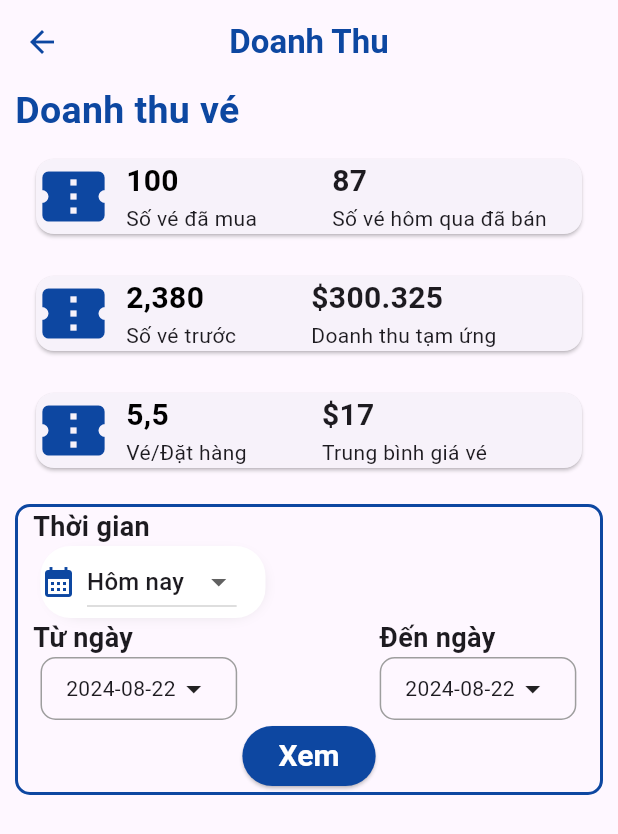
After one commit to Nhandeptrai0707/ProjectQuanLiDoanhThu, a Flutter app: the DoanhThu screen opened directly, on a phone screen of 412 x 824 dp. The commit adds this screen. Shown: the top 834 px of the screen. Run offline on Flutter 3.47's test engine with Material 3 defaults, Android fonts, the phone set to English and light mode, and no system bars; our stand-ins replace fl_chart.

Commit message:
app đã xong 1

```diff
--- /dev/null
+++ b/lib/DoanhThu.dart
@@ -0,0 +1,257 @@
+import 'package:appquanli/TheDoanhThu.dart';
+import 'package:appquanli/trangthongke.dart';
+import 'package:flutter/cupertino.dart';
+import 'package:flutter/material.dart';
+import 'chart.dart';
+
+class DoanhThu extends StatefulWidget {
+  const DoanhThu({super.key});
+
+  @override
+  State<DoanhThu> createState() => _DoanhThuState();
+}
+
+class _DoanhThuState extends State<DoanhThu> {
+  DateTime _startDate = DateTime.now();
+  DateTime _endDate = DateTime.now();
+  String _selectedTime = 'Hôm nay';
+  List<String> _timeOptions = ['Hôm nay', 'Hôm qua', 'Tuần này', 'Tháng này'];
+
+  Future<void> _selectDate(BuildContext context, bool isStartDate) async {
+    final DateTime? picked = await showDatePicker(
+      context: context,
+      initialDate: isStartDate ? _startDate : _endDate,
+      firstDate: DateTime(2000),
+      lastDate: DateTime(2101),
+    );
+    if (picked != null) {
+      setState(() {
+        if (isStartDate) {
+          _startDate = picked;
+        } else {
+          _endDate = picked;
+        }
+      });
+    }
+  }
+
+  @override
+  Widget build(BuildContext context) {
+    return Scaffold(
+      appBar: AppBar(
+        leading: IconButton(
+          icon: Icon(
+            Icons.arrow_back,
+            color: Colors.blue.shade900,
+          ),
+          onPressed: () {
+            Navigator.pushReplacement(context, MaterialPageRoute(builder: (context)=>TrangThongKe()));
+          },
+        ),
+        centerTitle: true,
+        title: Text(
+          'Doanh Thu',
+          style: TextStyle(
+              color: Colors.blue.shade900, fontWeight: FontWeight.bold),
+        ),
+      ),
+      body: SafeArea(
+        child: SingleChildScrollView(
+          child: Column(
+            children: [
+              Padding(
+                padding: EdgeInsets.only(left: 10),
+                child: Align(
+                  alignment: Alignment.centerLeft,
+                  child: Text(
+                    "Doanh thu vé",
+                    style: TextStyle(
+                        color: Colors.blue.shade900,
+                        fontWeight: FontWeight.bold,
+                        fontSize: 25),
+                  ),
+                ),
+              ),
+              Container(
+                child: Column(children: [
+                  TheDoanhThu(
+                    somot: 100.toString(),
+                    sohai: 87.toString(),
+                    noidung1: 'Số vé đã mua',
+                    noidung2: 'Số vé hôm qua đã bán',
+                  ),
+                  TheDoanhThu(
+                    somot: '2,380',
+                    sohai: "\$300.325",
+                    noidung1: 'Số vé trước',
+                    noidung2: 'Doanh thu tạm ứng',
+                  ),
+                  TheDoanhThu(
+                    somot: '5,5',
+                    sohai: '\$17',
+                    noidung1: 'Vé/Đặt hàng',
+                    noidung2: 'Trung bình giá vé',
+                  ),
+                ]),
+              ),
+              Padding(
+                padding: EdgeInsets.all(10),
+                child: Container(
+                  decoration: BoxDecoration(
+                      border: Border.all(color: Colors.blue.shade900, width: 2),
+                      borderRadius: BorderRadius.circular(10)),
+                  child: Column(
+                    children: [
+                      Padding(
+                        padding: EdgeInsets.only(left: 10),
+                        child: Align(
+                          child: Text(
+                            'Thời gian',
+                            style: TextStyle(
+                                fontSize: 18, fontWeight: FontWeight.bold),
+                          ),
+                          alignment: Alignment.centerLeft,
+                        ),
+                      ),
+                      Padding(
+                        padding: EdgeInsets.only(left: 15),
+                        child: Align(
+                          alignment: Alignment.centerLeft,
+                          child: Container(
+                            width: 150,
+                            decoration: BoxDecoration(
+                                color: Colors.white,
+                                borderRadius: BorderRadius.circular(20),
+                                boxShadow: [
+                                  BoxShadow(
+                                    color: Colors.grey.withOpacity(0.4),
+                                    spreadRadius: -5,
+                                    blurRadius: 8,
+                                    offset: Offset(2, 2),
+                                  )
+                                ]),
+                            child: Row(
+                              children: [
+                                Icon(Icons.calendar_month,
+                                    color: Colors.blue.shade900),
+                                SizedBox(width: 7),
+                                DropdownButton<String>(
+                                  value: _selectedTime,
+                                  items: _timeOptions
+                                      .map((option) => DropdownMenuItem<String>(
+                                            value: option,
+                                            child: Text(option),
+                                          ))
+                                      .toList(),
+                                  onChanged: (value) {
+                                    setState(() {
+                                      _selectedTime = value!;
+                                    });
+                                  },
+                                ),
+                              ],
+                            ),
+                          ),
+                        ),
+                      ),
+                      Row(
+                        children: [
+                          Padding(
+                            padding: EdgeInsets.only(left: 10),
+                            child: Column(
+                              children: [
+                                Align(
+                                  child: Text(
+                                    'Từ ngày',
+                                    style: TextStyle(
+                                        fontSize: 18,
+                                        fontWeight: FontWeight.bold),
+                                  ),
+                                  alignment: Alignment.centerLeft,
+                                ),
+                                Padding(
+                                  padding: EdgeInsets.only(left: 5),
+                                  child: Align(
+                                    alignment: Alignment.centerLeft,
+                                    child: GestureDetector(
+                                      onTap: () => _selectDate(context, true),
+                                      child: Container(
+                                        padding: EdgeInsets.symmetric(
+                                            vertical: 8, horizontal: 16),
+                                        decoration: BoxDecoration(
+                                            border:
+                                                Border.all(color: Colors.grey),
+                                            borderRadius:
+                                                BorderRadius.circular(10)),
+                                        child: Row(children: [
+                                          Text('${_startDate.toLocal()}'
+                                              .split(' ')[0]),
+                                          Icon(Icons.arrow_drop_down)
+                                        ]),
+                                      ),
+                                    ),
+                                  ),
+                                )
+                              ],
+                              crossAxisAlignment: CrossAxisAlignment.start,
+                            ),
+                          ),
+                          SizedBox(width: 95,),
+                          Column(
+                            children: [
+                              Align(
+                                child: Text(
+                                  'Đến ngày',
+                                  style: TextStyle(
+                                      fontSize: 18,
+                                      fontWeight: FontWeight.bold),
+                                ),
+                                alignment: Alignment.centerLeft,
+                              ),
+                              Align(
+                                alignment: Alignment.centerRight,
+                                child: GestureDetector(
+                                  onTap: () => _selectDate(context, false),
+                                  child: Container(
+                                    padding: EdgeInsets.symmetric(
+                                        vertical: 8, horizontal: 16),
+                                    decoration: BoxDecoration(
+                                      border: Border.all(
+                                        color: Colors.grey,
+                                      ),
+                                      borderRadius: BorderRadius.circular(10),
+                                    ),
+                                    child: Row(
+                                      children:[ Text(
+                                        "${_endDate.toLocal()}".split(' ')[0],
+                                      ),
+                                        Icon(Icons.arrow_drop_down),
+                                      ]
+                                    ),
+                                  ),
+                                ),
+                              )
+                            ],
+                            crossAxisAlignment: CrossAxisAlignment.start,
+                          ),
+                        ],
+                      ),
+                      ElevatedButton(
+                          onPressed: (){},
+                          child: Text('Xem',style: TextStyle(fontSize: 20,color: Colors.white,fontWeight: FontWeight.bold),),
+                          style: ElevatedButton.styleFrom(
+                            primary: Colors.blue.shade900,
+                            onPrimary: Colors.white
+                          ),
+                      ),
+                    ],
+                  ),
+                ),
+              ),
+            ],
+          ),
+        ),
+      ),
+    );
+  }
+}
--- a/lib/ManHinh31.dart
+++ b/lib/ManHinh31.dart
@@ -62,9 +62,7 @@ Widget build(BuildContext context) {
                     );
                   }).toList(),
                   onChanged: (String? newValue) {
-                    setState() {
                       _selectedValue = newValue;
-                    };
                   },
                   validator: (value) {
                     if (value == null) {
@@ -92,9 +90,7 @@ Widget build(BuildContext context) {
                     );
                   }).toList(),
                   onChanged: (String? newValue) {
-                    setState() {
                       _selectedValue = newValue;
-                    };
                   },
                   validator: (value) {
                     if (value == null) {
@@ -122,9 +118,7 @@ Widget build(BuildContext context) {
                     );
                   }).toList(),
                   onChanged: (String? newValue) {
-                    setState() {
                       _selectedValue = newValue;
-                    };
                   },
                   validator: (value) {
                     if (value == null) {
--- /dev/null
+++ b/lib/TheDoanhThu.dart
@@ -0,0 +1,45 @@
+import 'package:flutter/cupertino.dart';
+import 'package:flutter/material.dart';
+class TheDoanhThu extends StatelessWidget {
+  final String somot;
+  final String sohai;
+  final String noidung1;
+  final String noidung2;
+  TheDoanhThu({
+    required this.somot,
+    required this.sohai,
+    required this.noidung1,
+    required this.noidung2,
+  });
+  @override
+  Widget build(BuildContext context) {
+    return Container(
+      child: Padding(
+        padding: EdgeInsets.only(left: 20,right: 20,top: 10,bottom: 10),
+        child: Card(
+          child: Row(
+            children: [
+              Icon(Icons.confirmation_number,color: Colors.blue.shade900,size: 50),
+              Padding(padding: EdgeInsets.symmetric(horizontal: 5)),
+              Column(
+                crossAxisAlignment: CrossAxisAlignment.start,
+                  children: [
+                    Text(somot,style: TextStyle(fontSize: 20,fontWeight: FontWeight.bold,color: Colors.black),),
+                    Text(noidung1)
+                  ],
+              ),
+              Padding(padding: EdgeInsets.symmetric(horizontal: 25)),
+              Column(
+                crossAxisAlignment: CrossAxisAlignment.start,
+                  children: [
+                    Text(sohai,style: TextStyle(fontSize: 20,fontWeight: FontWeight.bold),),
+                    Text(noidung2),
+                  ],
+              ),
+            ],
+          ),
+        ),
+      ),
+    );
+  }
+}
--- a/lib/gioithieu.dart
+++ b/lib/gioithieu.dart
@@ -36,7 +36,7 @@ class _GioiThieuState extends State<GioiThieu> {
                 style: TextStyle(
                   fontSize: 25,
                   fontWeight: FontWeight.bold,
-                  color: Colors.blue,
+                  color: Colors.blue.shade900,
                 ),
                 textAlign: TextAlign.center,
               ),
--- a/lib/trangthongke.dart
+++ b/lib/trangthongke.dart
@@ -1,7 +1,6 @@
-import 'dart:ffi';
 
+import 'package:appquanli/DoanhThu.dart';
 import 'package:appquanli/ListThongBao.dart';
-import 'package:fl_chart/fl_chart.dart';
 import 'package:flutter/cupertino.dart';
 import 'package:flutter/material.dart';
 import 'chart.dart';
@@ -48,7 +47,9 @@ class _StateTrangThongKe extends State<TrangThongKe> {
                               color: Colors.white,
                             )),
                         IconButton(
-                            onPressed: () {},
+                            onPressed: () {
+                              Navigator.of(context).pop();
+                            },
                             icon: Icon(
                               Icons.arrow_forward,
                               color: Colors.white,
@@ -83,6 +84,7 @@ class _StateTrangThongKe extends State<TrangThongKe> {
                                   _isSelected[i] = false;
                                 }
                               }
+                              Navigator.pushReplacement(context, MaterialPageRoute(builder: (context)=>TrangThongKe()));
                             });
                           },
                         ),
@@ -106,6 +108,12 @@ class _StateTrangThongKe extends State<TrangThongKe> {
                                   _isSelected[i] = false;
                                 }
                               }
+                              ScaffoldMessenger.of(context).showSnackBar(
+                                SnackBar(
+                                  content: Text("Trang khách hàng"),
+                                  duration: Duration(seconds: 2),
+                                ),
+                              );
                             });
                           },
                         ),
@@ -129,6 +137,12 @@ class _StateTrangThongKe extends State<TrangThongKe> {
                                   _isSelected[i] = false;
                                 }
                               }
+                              ScaffoldMessenger.of(context).showSnackBar(
+                                SnackBar(
+                                  content: Text("Trang khuyến mãi"),
+                                  duration: Duration(seconds: 2),
+                                ),
+                              );
                             });
                           },
                         ),
@@ -152,6 +166,12 @@ class _StateTrangThongKe extends State<TrangThongKe> {
                                   _isSelected[i] = false;
                                 }
                               }
+                              ScaffoldMessenger.of(context).showSnackBar(
+                                SnackBar(
+                                  content: Text("Trang báo cáo"),
+                                  duration: Duration(seconds: 2),
+                                ),
+                              );
                             });
                           },
                         ),
@@ -175,6 +195,12 @@ class _StateTrangThongKe extends State<TrangThongKe> {
                                   _isSelected[i] = false;
                                 }
                               }
+                              ScaffoldMessenger.of(context).showSnackBar(
+                                SnackBar(
+                                  content: Text("Trang thiết lập"),
+                                  duration: Duration(seconds: 2),
+                                ),
+                              );
                             });
                           },
                         ),
@@ -198,6 +224,12 @@ class _StateTrangThongKe extends State<TrangThongKe> {
                                   _isSelected[i] = false;
                                 }
                               }
+                              ScaffoldMessenger.of(context).showSnackBar(
+                                SnackBar(
+                                  content: Text("Trang hỗ trợ"),
+                                  duration: Duration(seconds: 2),
+                                ),
+                              );
                             });
                           },
                         ),
@@ -221,6 +253,12 @@ class _StateTrangThongKe extends State<TrangThongKe> {
                                   _isSelected[i] = false;
                                 }
                               }
+                              ScaffoldMessenger.of(context).showSnackBar(
+                                SnackBar(
+                                  content: Text("Trang thông báo"),
+                                  duration: Duration(seconds: 2),
+                                ),
+                              );
                             });
                           },
                         ),
@@ -251,17 +289,8 @@ class _StateTrangThongKe extends State<TrangThongKe> {
               ),
             ),
           )),
-      body: SafeArea(
-        child: SingleChildScrollView(
-          child: Column(
-            children: [
-              SizedBox(
-                height: 15,
-              ),
-              Container(
-                child: Row(
-                  children: [
-                    IconButton(
+      appBar: AppBar(
+        leading:  IconButton(
             onPressed: () {
               setState(() {
                 _scaffoldKey.currentState?.openDrawer();
@@ -271,8 +300,7 @@ class _StateTrangThongKe extends State<TrangThongKe> {
               Icons.menu,
               color: Colors.blue,
             )),
-                    Flexible(
-                      child: Container(
+        title: Container(
           height: 40,
           decoration: BoxDecoration(
             color: Colors.white10,
@@ -290,7 +318,7 @@ class _StateTrangThongKe extends State<TrangThongKe> {
             ),
           ),
         ),
-                    ),
+        actions: [
           IconButton(
               onPressed: () {
                 ScaffoldMessenger.of(context).showSnackBar(
@@ -302,7 +330,10 @@ class _StateTrangThongKe extends State<TrangThongKe> {
               ))
         ],
       ),
-              ),
+      body: SafeArea(
+        child: SingleChildScrollView(
+          child: Column(
+            children: [
               SizedBox(
                 height: 10,
               ),
@@ -409,12 +440,14 @@ class _StateTrangThongKe extends State<TrangThongKe> {
               ),
               SizedBox(height: 10,),
               ElevatedButton(
-                onPressed: (){},
+                onPressed: (){
+                  Navigator.pushReplacement(context, MaterialPageRoute(builder: (context)=>DoanhThu()));
+                },
                 child: Text('Chi tiết',style: TextStyle(fontWeight: FontWeight.bold),),
                 style: ElevatedButton.styleFrom(primary: Colors.blue.shade900,onPrimary: Colors.white),),
               Row(children: [Expanded(child: Container(color: Colors.grey,height: 1,width: 100,)),SizedBox(width: 10,),Text('Thông báo',textAlign: TextAlign.center,style: TextStyle(color: Colors.blue.shade900,fontWeight: FontWeight.bold,fontSize: 15),),SizedBox(width: 10,),Expanded(child: Container(color: Colors.grey,height: 1,width: 100,))],),
               Row(children: [
-                Expanded(child: Text('Chưa đọc(10)')),
+                Expanded(child: Text("Chưa đọc("+thongbaos.length.toString()+")")),
                 IconButton(
                   onPressed: (){},
                   icon: Icon(Icons.more_horiz,color: Colors.grey,),
```
Also changed, not shown: lib/main.dart (+18 -8 lines), lib/dangnhap.dart (deleted). Lines whose indentation alone changed are shown as unchanged.
